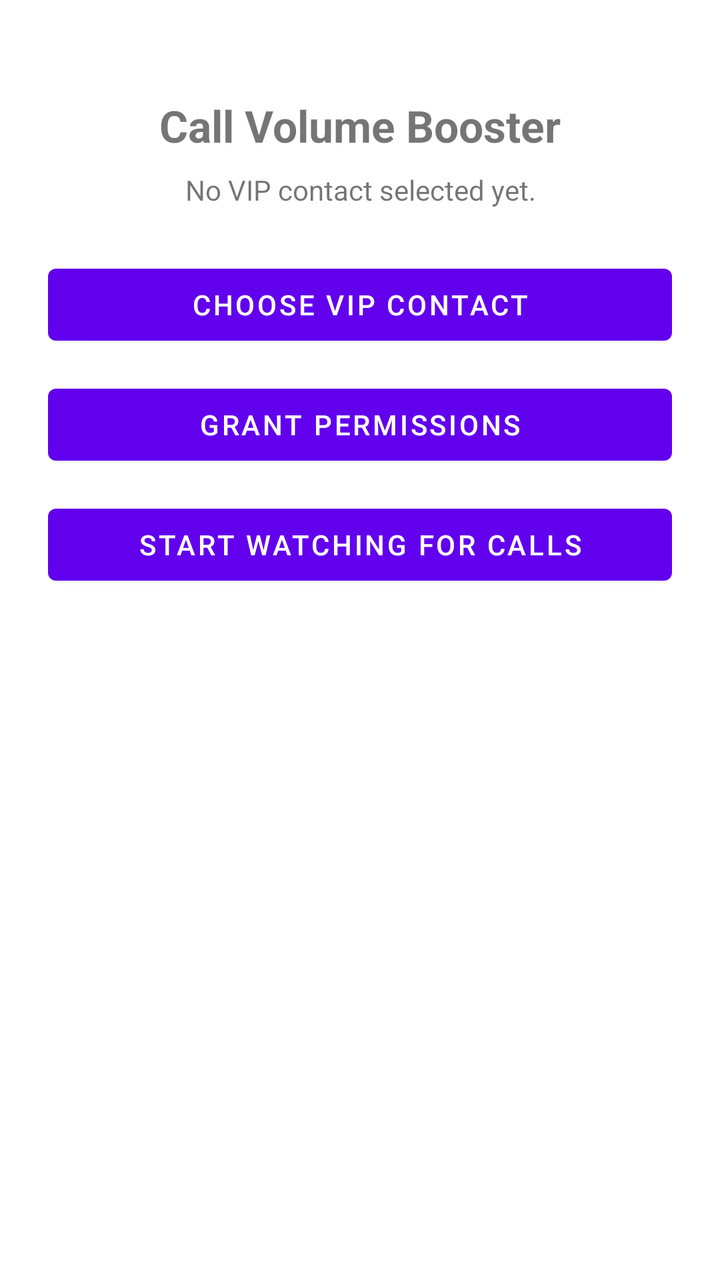
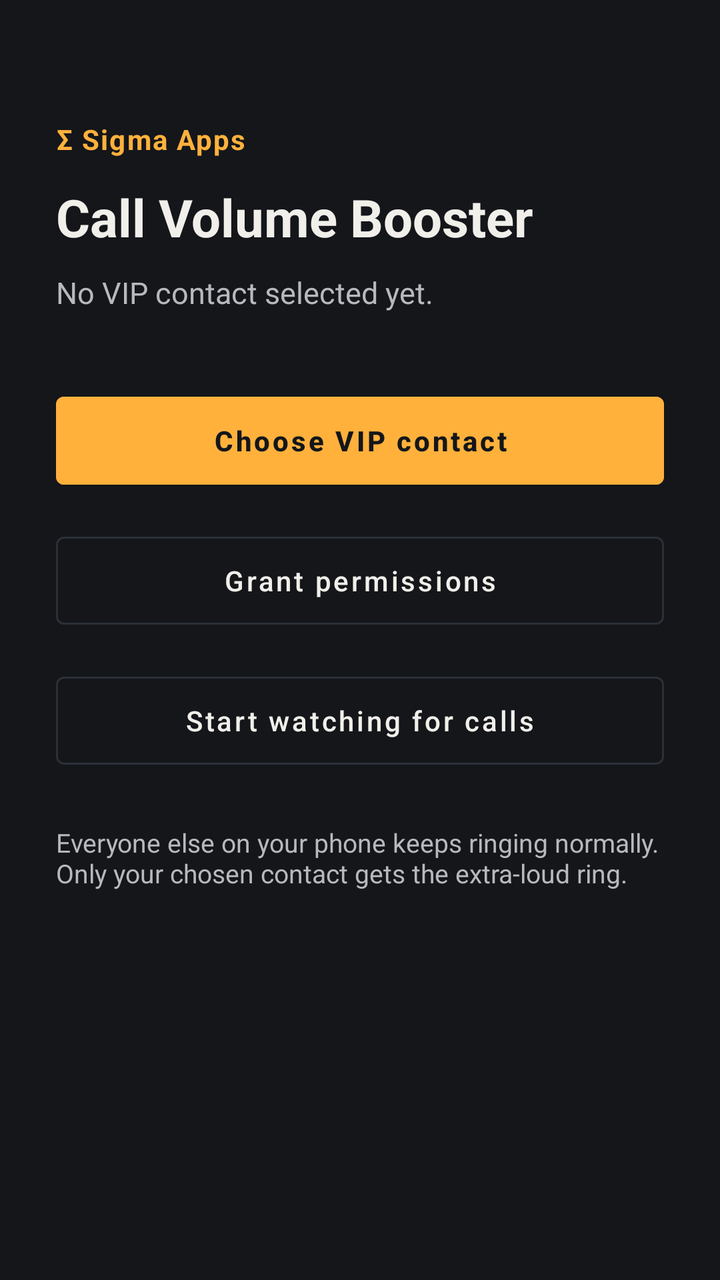

Two renders of the same Android screen: before a commit and after it. Below are the layout's source before the change and the commit's diff.
<!-- AndroidManifest.xml: application theme Theme.CallVolumeBooster -->
<!-- res/layout/activity_main.xml -->
<?xml version="1.0" encoding="utf-8"?>
<LinearLayout xmlns:android="http://schemas.android.com/apk/res/android"
    android:layout_width="match_parent"
    android:layout_height="match_parent"
    android:orientation="vertical"
    android:padding="24dp"
    android:gravity="center_horizontal">

    <TextView
        android:layout_width="wrap_content"
        android:layout_height="wrap_content"
        android:text="Call Volume Booster"
        android:textSize="22sp"
        android:textStyle="bold"
        android:layout_marginTop="24dp"
        android:layout_marginBottom="8dp" />

    <TextView
        android:id="@+id/statusText"
        android:layout_width="match_parent"
        android:layout_height="wrap_content"
        android:text="No VIP contact selected yet."
        android:textAlignment="center"
        android:layout_marginBottom="24dp" />

    <Button
        android:id="@+id/pickContactButton"
        android:layout_width="match_parent"
        android:layout_height="wrap_content"
        android:text="Choose VIP contact" />

    <Button
        android:id="@+id/grantPermissionsButton"
        android:layout_width="match_parent"
        android:layout_height="wrap_content"
        android:layout_marginTop="12dp"
        android:text="Grant permissions" />

    <Button
        android:id="@+id/startServiceButton"
        android:layout_width="match_parent"
        android:layout_height="wrap_content"
        android:layout_marginTop="12dp"
        android:text="Start watching for calls" />

</LinearLayout>
<!-- resources referenced by this layout -->
<resources>
  <style name="Theme.CallVolumeBooster" parent="Theme.MaterialComponents.DayNight.NoActionBar" />
</resources>

<!-- the commit's change to res/layout/activity_main.xml (unified diff, before → after) -->
@@ -1,46 +1,80 @@
 <?xml version="1.0" encoding="utf-8"?>
 <LinearLayout xmlns:android="http://schemas.android.com/apk/res/android"
+    xmlns:app="http://schemas.android.com/apk/res-auto"
     android:layout_width="match_parent"
     android:layout_height="match_parent"
     android:orientation="vertical"
-    android:padding="24dp"
-    android:gravity="center_horizontal">
+    android:background="@color/ink"
+    android:padding="28dp">
 
     <TextView
         android:layout_width="wrap_content"
         android:layout_height="wrap_content"
+        android:layout_marginTop="32dp"
+        android:text="&#931; Sigma Apps"
+        android:textColor="@color/signal"
+        android:textSize="14sp"
+        android:textStyle="bold"
+        android:letterSpacing="0.05" />
+
+    <TextView
+        android:layout_width="wrap_content"
+        android:layout_height="wrap_content"
+        android:layout_marginTop="12dp"
         android:text="Call Volume Booster"
-        android:textSize="22sp"
-        android:textStyle="bold"
-        android:layout_marginTop="24dp"
-        android:layout_marginBottom="8dp" />
+        android:textColor="@color/paper"
+        android:textSize="26sp"
+        android:textStyle="bold" />
 
     <TextView
         android:id="@+id/statusText"
         android:layout_width="match_parent"
         android:layout_height="wrap_content"
+        android:layout_marginTop="10dp"
+        android:layout_marginBottom="36dp"
         android:text="No VIP contact selected yet."
-        android:textAlignment="center"
-        android:layout_marginBottom="24dp" />
+        android:textColor="@color/paper_dim"
+        android:textSize="15sp" />
 
-    <Button
+    <com.google.android.material.button.MaterialButton
         android:id="@+id/pickContactButton"
+        style="@style/Widget.MaterialComponents.Button"
+        android:layout_width="match_parent"
+        android:layout_height="56dp"
+        android:backgroundTint="@color/signal"
+        android:text="Choose VIP contact"
+        android:textColor="@color/ink"
+        android:textAllCaps="false"
+        android:textStyle="bold" />
+
+    <com.google.android.material.button.MaterialButton
+        android:id="@+id/grantPermissionsButton"
+        style="@style/Widget.MaterialComponents.Button.OutlinedButton"
+        android:layout_width="match_parent"
+        android:layout_height="56dp"
+        android:layout_marginTop="14dp"
+        android:text="Grant permissions"
+        android:textColor="@color/paper"
+        app:strokeColor="@color/line"
+        android:textAllCaps="false" />
+
+    <com.google.android.material.button.MaterialButton
+        android:id="@+id/startServiceButton"
+        style="@style/Widget.MaterialComponents.Button.OutlinedButton"
+        android:layout_width="match_parent"
+        android:layout_height="56dp"
+        android:layout_marginTop="14dp"
+        android:text="Start watching for calls"
+        android:textColor="@color/paper"
+        app:strokeColor="@color/line"
+        android:textAllCaps="false" />
+
+    <TextView
         android:layout_width="match_parent"
         android:layout_height="wrap_content"
-        android:text="Choose VIP contact" />
-
-    <Button
-        android:id="@+id/grantPermissionsButton"
-        android:layout_width="match_parent"
-        android:layout_height="wrap_content"
-        android:layout_marginTop="12dp"
-        android:text="Grant permissions" />
-
-    <Button
-        android:id="@+id/startServiceButton"
-        android:layout_width="match_parent"
-        android:layout_height="wrap_content"
-        android:layout_marginTop="12dp"
-        android:text="Start watching for calls" />
+        android:layout_marginTop="24dp"
+        android:text="Everyone else on your phone keeps ringing normally. Only your chosen contact gets the extra-loud ring."
+        android:textColor="@color/paper_dim"
+        android:textSize="13sp" />
 
 </LinearLayout>
<!-- resource entries referenced after the edit -->
@@ -1,5 +1,16 @@
 <!-- resources referenced by this layout -->
 <resources>
-  <style name="Theme.CallVolumeBooster" parent="Theme.MaterialComponents.DayNight.NoActionBar" />
+  <color name="ink">#14161A</color>
+  <color name="line">#2B2F37</color>
+  <color name="paper">#F1EFEA</color>
+  <color name="paper_dim">#B7B9BE</color>
+  <color name="signal">#FFB13C</color>
+  <style name="Theme.CallVolumeBooster" parent="Theme.MaterialComponents.NoActionBar">
+          <item name="colorPrimary">@color/signal</item>
+          <item name="colorPrimaryDark">@color/ink</item>
+          <item name="colorAccent">@color/signal</item>
+          <item name="android:windowBackground">@color/ink</item>
+          <item name="colorControlNormal">@color/paper_dim</item>
+      </style>
 </resources>
 
